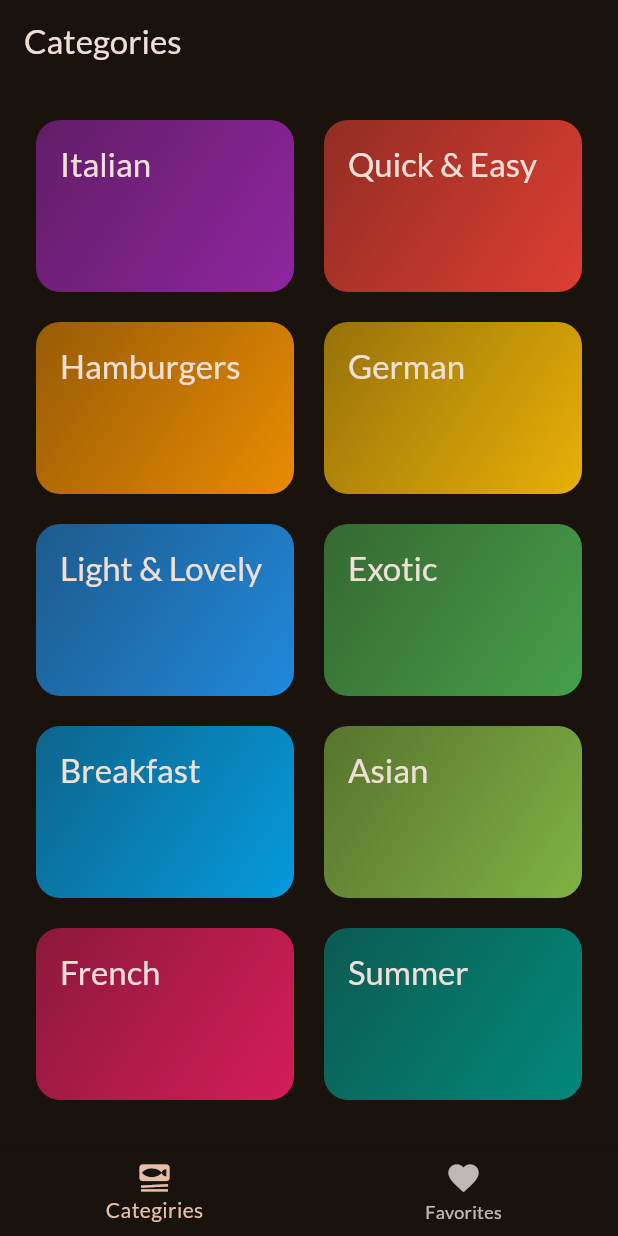
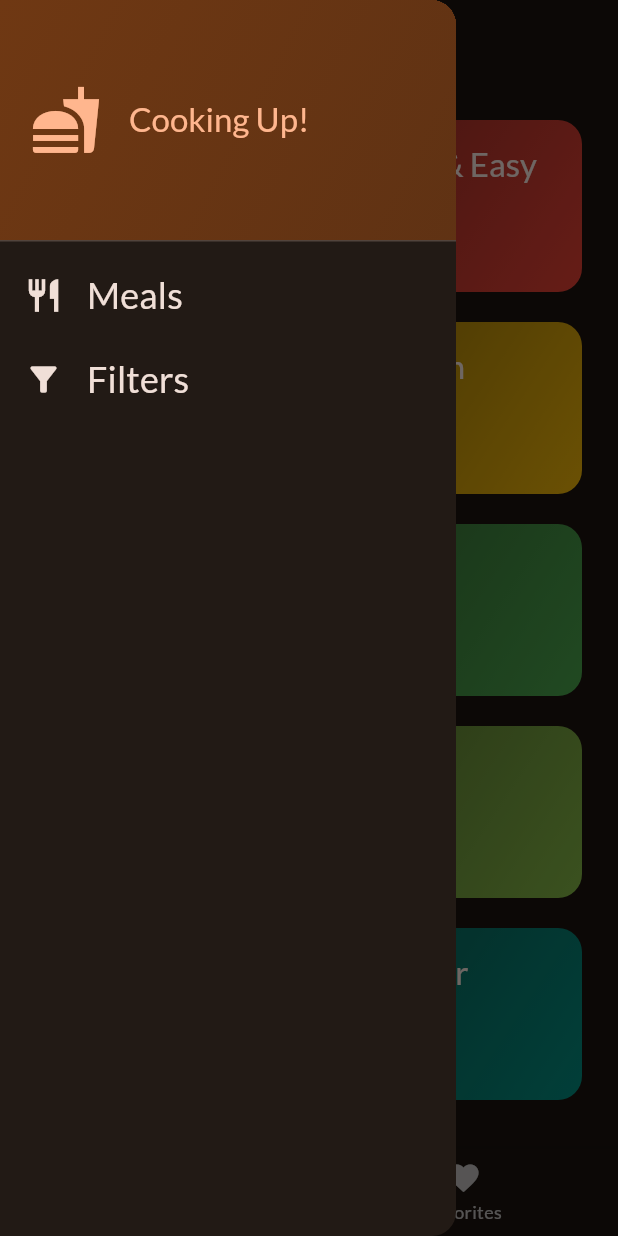
Before and after one commit to barcelm/meals, a Flutter app: the screen it shows after launch, with the side drawer open (before the commit the screen has no drawer), on a phone screen of 412 x 824 dp. Run offline on Flutter 3.47's test engine with Material 3 defaults, Android fonts, the phone set to English and light mode, and no system bars; our stand-ins replace google_fonts, transparent_image.

Commit message:
Add files via upload

```diff
--- a/lib/screens/tabs.dart
+++ b/lib/screens/tabs.dart
@@ -2,6 +2,7 @@ import 'package:flutter/material.dart';
 import 'package:meals/models/meal.dart';
 import 'package:meals/screens/categories.dart';
 import 'package:meals/screens/meals.dart';
+import 'package:meals/widgets/main_drawer.dart';
 
 class TabsScreen extends StatefulWidget {
   const TabsScreen({super.key});
@@ -58,6 +59,7 @@ class _TabsScreenState extends State<TabsScreen> {
       appBar: AppBar(
         title: Text(activePageTitle),
       ),
+      drawer: MainDrawer(),
       body: activePage,
       bottomNavigationBar: BottomNavigationBar(
         onTap: _selectPage,
--- /dev/null
+++ b/lib/widgets/main_drawer.dart
@@ -0,0 +1,67 @@
+import 'package:flutter/material.dart';
+
+class MainDrawer extends StatelessWidget {
+  const MainDrawer({super.key});
+
+  @override
+  Widget build(BuildContext context) {
+    return Drawer(
+      child: Column(
+        children: [
+          DrawerHeader(
+            padding: const EdgeInsets.all(20),
+            decoration: BoxDecoration(
+                gradient: LinearGradient(colors: [
+              Theme.of(context).colorScheme.primaryContainer,
+              Theme.of(context).colorScheme.primaryContainer.withOpacity(0.8)
+            ], begin: Alignment.topLeft, end: Alignment.bottomRight)),
+            child: Row(
+              children: [
+                Icon(Icons.fastfood,
+                    size: 48, color: Theme.of(context).colorScheme.primary),
+                const SizedBox(
+                  width: 18,
+                ),
+                Text(
+                  "Cooking Up!",
+                  style: Theme.of(context)
+                      .textTheme
+                      .titleLarge!
+                      .copyWith(color: Theme.of(context).colorScheme.primary),
+                )
+              ],
+            ),
+          ),
+          ListTile(
+            leading: Icon(
+              Icons.restaurant,
+              size: 26,
+              color: Theme.of(context).colorScheme.onBackground,
+            ),
+            title: Text(
+              "Meals",
+              style: Theme.of(context).textTheme.titleSmall!.copyWith(
+                  color: Theme.of(context).colorScheme.onBackground,
+                  fontSize: 24),
+            ),
+            onTap: (){},
+          ),
+          ListTile(
+            leading: Icon(
+              Icons.filter_alt,
+              size: 26,
+              color: Theme.of(context).colorScheme.onBackground,
+            ),
+            title: Text(
+              "Filters",
+              style: Theme.of(context).textTheme.titleSmall!.copyWith(
+                  color: Theme.of(context).colorScheme.onBackground,
+                  fontSize: 24),
+            ),
+            onTap: (){},
+          )
+        ],
+      ),
+    );
+  }
+}
```
